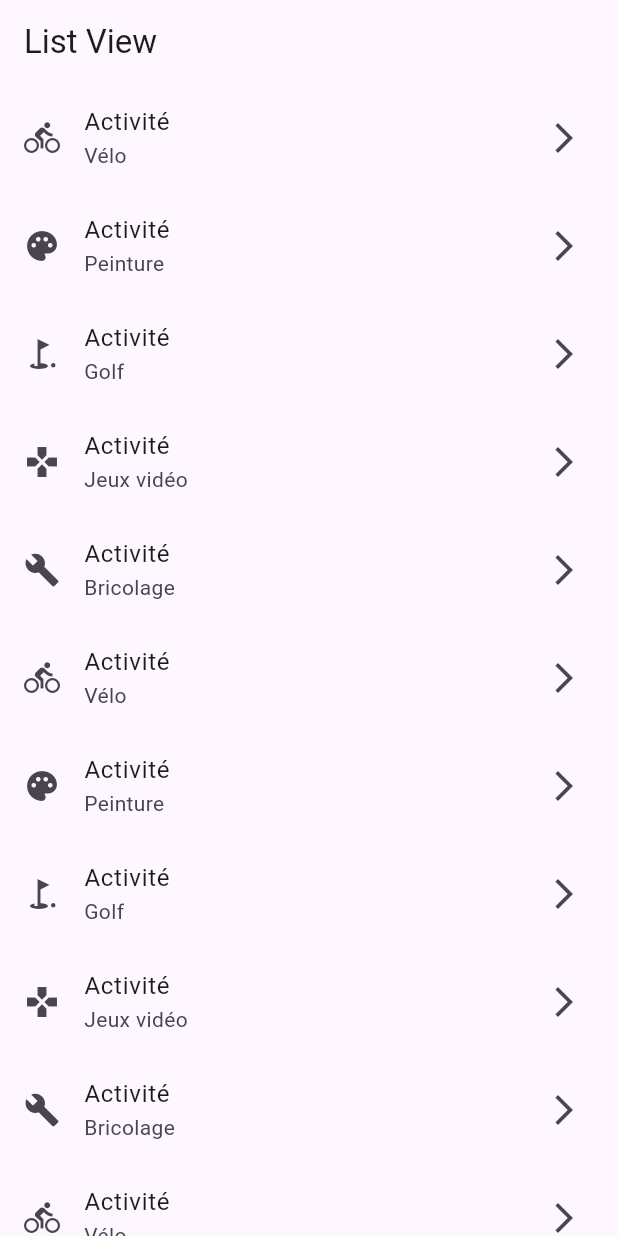
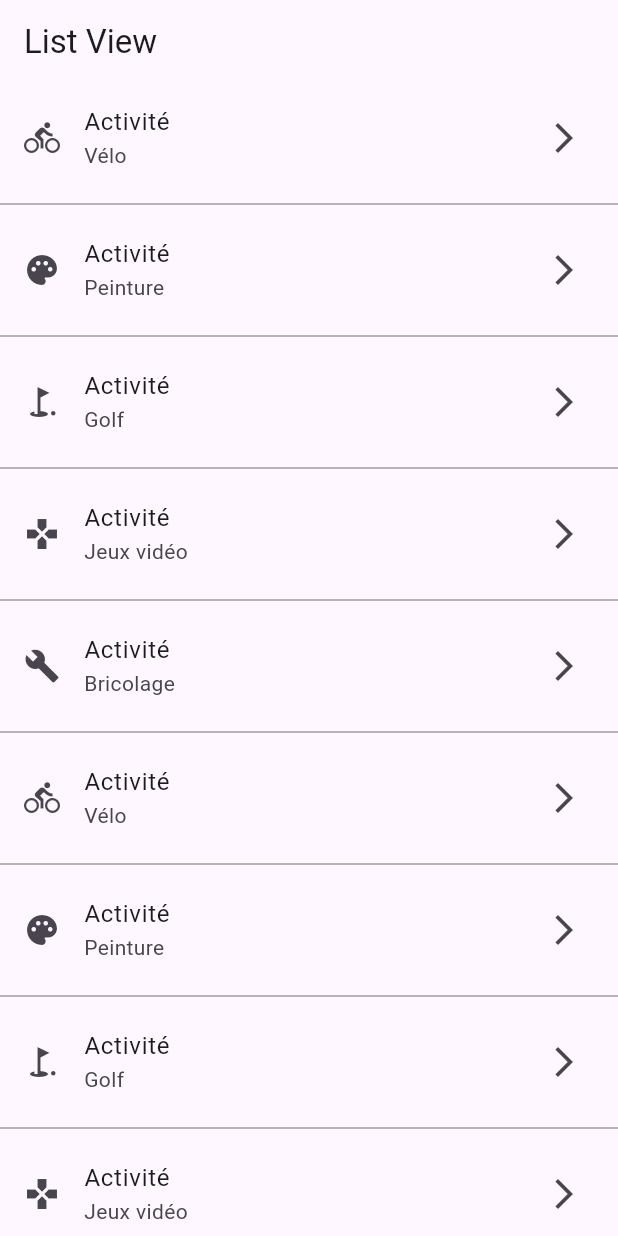
Before and after one commit to fabienlierville/flutter_di22-2_scrollable, a Flutter app: the screen it shows after launch, on a phone screen of 412 x 824 dp. Run offline on Flutter 3.47's test engine with Material 3 defaults, Android fonts, the phone set to English and light mode, and no system bars.

Commit message:
ListView avec Dismiss

```diff
--- a/lib/pages/list_view_page.dart
+++ b/lib/pages/list_view_page.dart
@@ -72,12 +72,56 @@ class _ListViewPageState extends State<ListViewPage> {
       appBar: AppBar(
         title: Text("List View"),
       ),
-      body: ListView.builder(
+      body: Scrollbar(
+        child: ListView.separated(
             itemCount: activites.length,
             controller: scrollController,
+            separatorBuilder: (context, index){
+              if((index % 10)==0 && index != 0){
+                return Container(height: 150,color: Colors.red,);
+              }else{
+                return Divider(color: Colors.grey,);
+              }
+            },
             itemBuilder: (context, index) {
               Activite activite = activites[index];
-            return ListTile(
+              return Dismissible(
+                key: Key(activite.nom),
+                background: Container(
+                  color: Colors.red,
+                  child: Row(
+                    children: [
+                      Icon(Icons.delete, color: Colors.white,),
+                      Text("Supprimer")
+                    ],
+                  ),
+                ),
+                secondaryBackground: Container(
+                  color: Colors.green,
+                  child: Row(
+                    mainAxisAlignment: MainAxisAlignment.end,
+                    children: [
+                      Icon(Icons.archive, color: Colors.white,),
+                      Text("Archiver")
+                    ],
+                  ),
+                ),
+                onDismissed: (direction){
+                  if(direction == DismissDirection.endToStart){
+                    print("Archivage du mail");
+                    // Todo interroger l'API pour archiver ...
+                    setState(() {
+                      activites.removeAt(index);
+                    });
+                  }else{
+                    print("Suppression du mail");
+                    // Todo interroger l'API pour suppprimer ...
+                    setState(() {
+                      activites.removeAt(index);
+                    });
+                  }
+                },
+                child: ListTile(
                   title: Text("Activité"),
                   subtitle: Text(activite.nom),
                   leading: Icon(activite.icone),
@@ -88,8 +132,10 @@ class _ListViewPageState extends State<ListViewPage> {
                       return ActiviteDetailPage(activite: activite);
                     }));
                   },
+                ),
               );
             }),
+      ),
     );
   }
 }
--- a/lib/pages/single_child_page.dart
+++ b/lib/pages/single_child_page.dart
@@ -8,7 +8,8 @@ class SingleChildPage extends StatelessWidget {
     Size size = MediaQuery.of(context).size;
     return Scaffold(
       appBar: AppBar(title: Text("Single Child"),),
-      body: SingleChildScrollView(
+      body: Scrollbar(
+        child: SingleChildScrollView(
           child: Column(
             children: [
               Container(height: 100,color: Colors.red,),
@@ -29,6 +30,7 @@ class SingleChildPage extends StatelessWidget {
             ],
           ),
         ),
+      ),
     );
   }
 }
```
Lines whose indentation alone changed are shown as unchanged.
